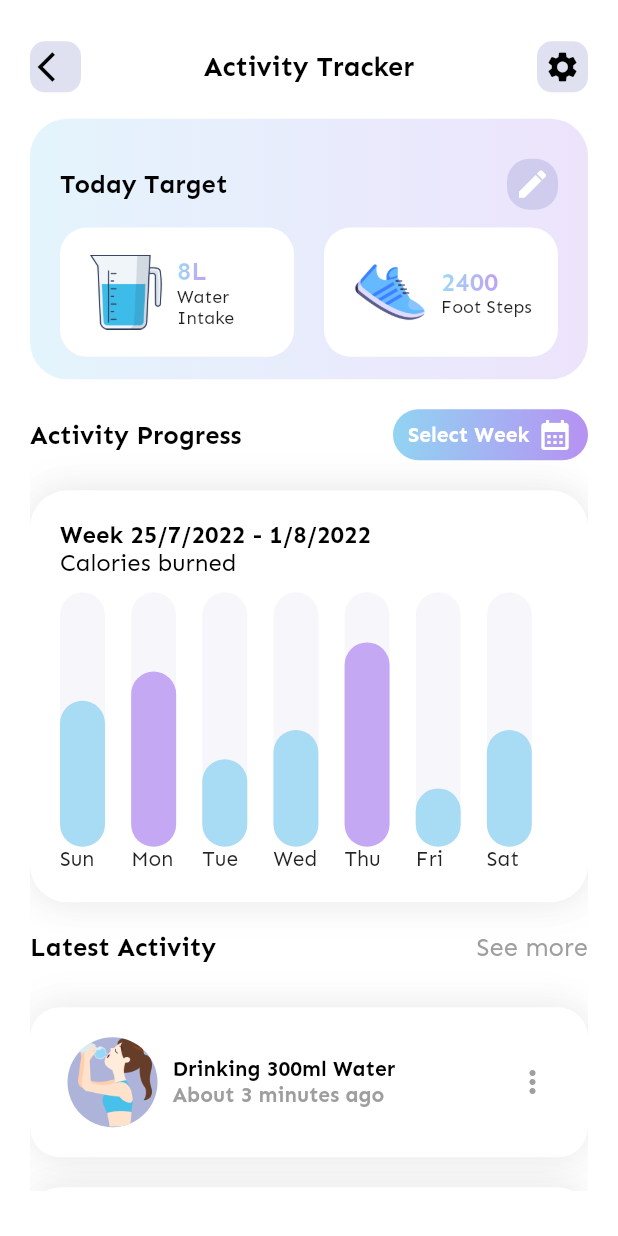
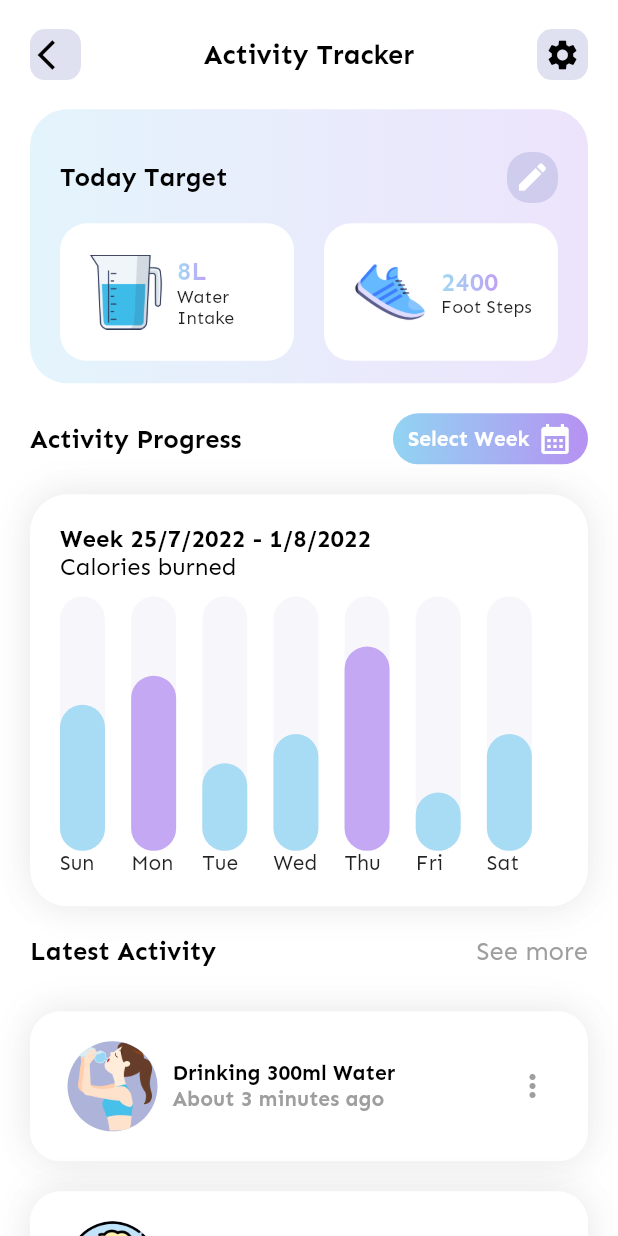
Before and after one commit to nguyenminhhung2011/GHealth, a Flutter app: the ActivityTrackerScreen screen opened directly, on a phone screen of 412 x 824 dp. Run offline on Flutter 3.47's test engine with Material 2 defaults, Android fonts, the phone set to English and light mode, and no system bars; our stand-ins replace cloud_firestore, firebase_auth, firebase_core, firebase_storage, get, scroll_snap_list; accounts and stored records are empty.

```diff
--- a/lib/apps/pages/dashboard_screen/activity_trackerScreen.dart
+++ b/lib/apps/pages/dashboard_screen/activity_trackerScreen.dart
@@ -19,14 +19,13 @@ class ActivityTrackerScreen extends StatelessWidget {
     return Scaffold(
       backgroundColor: AppColors.mainColor,
       body: SafeArea(
-        child: Padding(
-          padding:
-              const EdgeInsets.only(top: 10, left: 20, right: 20, bottom: 30),
         child: Column(
           children: [
             Expanded(
               flex: (heightDevice / 20 * 2).round(),
               child: Container(
+                child: Padding(
+                  padding: const EdgeInsets.symmetric(horizontal: 20),
                   child: Row(
                     children: [
                       InkWell(
@@ -70,8 +69,11 @@ class ActivityTrackerScreen extends StatelessWidget {
                   ),
                 ),
               ),
+            ),
             Expanded(
               flex: (heightDevice / 20 * 5).round(),
+              child: Padding(
+                padding: const EdgeInsets.symmetric(horizontal: 20),
                 child: Container(
                   width: widthDevice,
                   padding:
@@ -140,12 +142,15 @@ class ActivityTrackerScreen extends StatelessWidget {
                   ),
                 ),
               ),
+            ),
             const SizedBox(height: 20),
             Expanded(
               flex: (heightDevice / 20 * 15).round(),
               child: Container(
                 child: SingleChildScrollView(
                   scrollDirection: Axis.vertical,
+                  child: Padding(
+                    padding: const EdgeInsets.symmetric(horizontal: 20),
                     child: Column(
                       children: [
                         Container(
@@ -295,8 +300,8 @@ class ActivityTrackerScreen extends StatelessWidget {
                   ),
                 ),
               ),
+            ),
           ],
-          ),
         ),
       ),
     );
```
Lines whose indentation alone changed are shown as unchanged.
